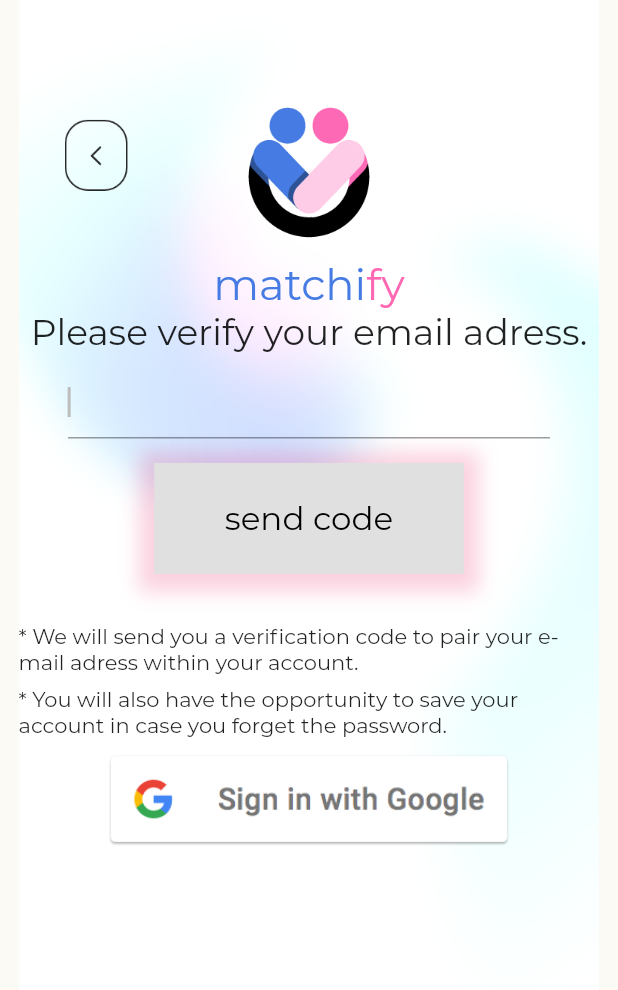
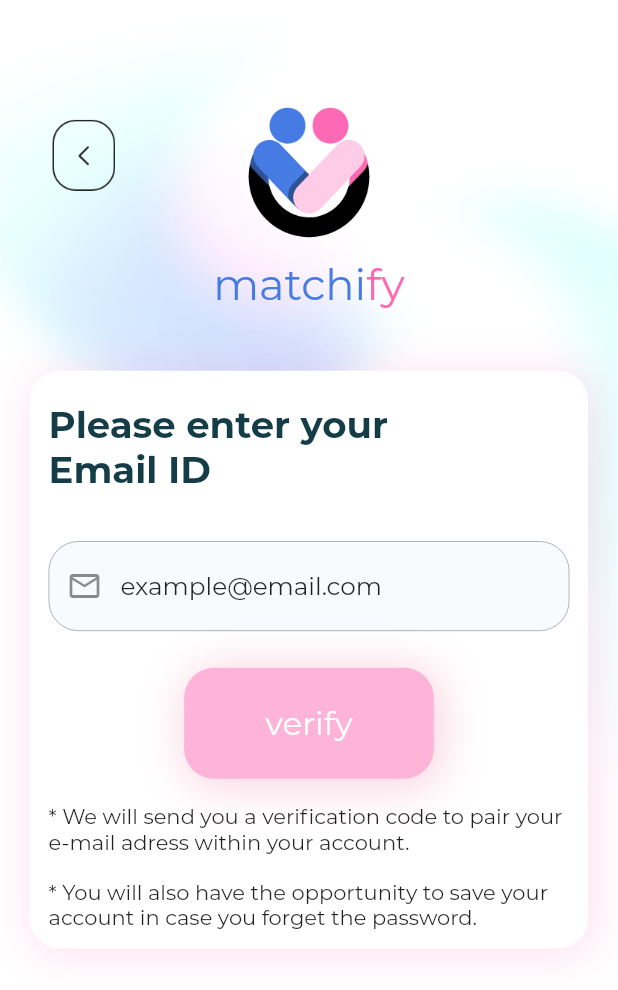
Before and after one commit to canergulay/matching_dating_app, a Flutter app: the screen it shows after launch, after a tap on "Create an account", on a phone screen of 412 x 824 dp. Shown: the top 990 px of the screen. Run offline on Flutter 3.47's test engine with Material 2 defaults, Android fonts, the phone set to English and light mode, and no system bars; drawn by our look-alikes of auto_size_text; our stand-ins replace adaptive_dialog, bloc, dio, email_validator, firebase_core, flutter_bloc and 7 more; accounts and stored records are empty; project files that could hold a hidden picture were left out.

Commit message:
UI KIT has been completely implemented to the app

```diff
--- a/lib/core/components/buttons/animated_button.dart
+++ b/lib/core/components/buttons/animated_button.dart
@@ -69,9 +69,9 @@ class _AnimatedButtonState extends State<AnimatedButton> with SingleTickerProvid
                 decoration: BoxDecoration(color: widget.buttonColor, borderRadius: BorderRadius.circular(widget.buttonRadius), boxShadow: [
                   BoxShadow(
                     color: Colors.pink.withOpacity(0.2),
-                    spreadRadius: 10,
-                    blurRadius: 10,
-                    offset: Offset(0, 3),
+                    spreadRadius: 2,
+                    blurRadius: 25,
+                    offset: Offset(3, 3),
                   )
                 ]),
                 width: double.infinity,
--- a/lib/core/structure/utils/widgets/background_widget_wlogo.dart
+++ b/lib/core/structure/utils/widgets/background_widget_wlogo.dart
@@ -1,18 +1,21 @@
 import 'package:flutter/material.dart';
 import 'package:matchangoo/core/constants/asset_paths.dart';
 import 'package:matchangoo/core/structure/utils/widgets/logo.dart';
+import 'package:matchangoo/core/structure/utils/extensions/context_extension.dart';
 
 class BackGroundContainerWithLogo extends StatelessWidget {
   final Widget child;
-  final bool backButton;
-  const BackGroundContainerWithLogo({Key? key, required this.child, this.backButton = false}) : super(key: key);
+
+  const BackGroundContainerWithLogo({
+    Key? key,
+    required this.child,
+  }) : super(key: key);
 
   @override
   Widget build(BuildContext context) {
     return Container(
-      child: Column(
-        children: [backButton ? matchifyLogoWithBackButton(context) : matchifyLogo(context), Expanded(child: child)],
-      ),
+      width: context.width,
+      child: child,
       decoration: BoxDecoration(image: DecorationImage(fit: BoxFit.fill, image: AssetImage(AssetPaths.BACKGROUND))),
     );
   }
--- a/lib/core/ui/components/headlines.dart
+++ b/lib/core/ui/components/headlines.dart
@@ -8,9 +8,9 @@ Text headLineOne(BuildContext context, String text) =>
 Text headLineTwo(BuildContext context, String text) =>
     Text(text, style: Theme.of(context).textTheme.headline2?.dynamicText(context: context, size: 10));
 
-Text headLineThree(BuildContext context, String text) => Text(text,
+Text headLineThree(BuildContext context, String text, {double size = 5}) => Text(text,
     textAlign: TextAlign.center,
-    style: Theme.of(context).textTheme.headline2?.dynamicText(context: context, size: 5).copyWith(color: Colors.black38));
+    style: Theme.of(context).textTheme.headline2?.dynamicText(context: context, size: size).copyWith(color: Colors.black38));
 
 Text headLineFour(BuildContext context, String text) =>
     Text(text, style: Theme.of(context).textTheme.headline2?.dynamicText(context: context, size: 5).copyWith(color: Colors.black38));
--- a/lib/core/ui/theme/palette.dart
+++ b/lib/core/ui/theme/palette.dart
@@ -2,9 +2,12 @@ import 'dart:ui';
 
 class Palette {
   static const buttonRed = Color(0xFFF96669);
-
   static const softPink = Color(0xFFF7DFE7);
-
   static const MPINK = Color(0xFFFF69B3);
   static const MBLUE = Color(0XFF467BE3);
+  static const SOFTWHITE = Color(0xFFFAF9FA);
+  static const BIZIMBLACK = Color(0xFF143D47);
+  static const TEXTFIELDGREY = Color(0xFFF7FBFE);
+  static const BUTTONINACTIVE = Color(0xFFFEB4D9);
+  static const BUTTONACTIVE = Color(0xFFFD69B5);
 }
--- a/lib/features/Identification/presentation/pages/identification.dart
+++ b/lib/features/Identification/presentation/pages/identification.dart
@@ -27,15 +27,13 @@ class _IdentificationState extends State<Identification> {
 
   @override
   Widget build(BuildContext context) {
-    return SafeArea(
-      child: Column(
+    return Column(
       crossAxisAlignment: CrossAxisAlignment.start,
       mainAxisAlignment: MainAxisAlignment.start,
       children: [
         animatedRowTop(context),
         identificationPageView(context),
       ],
-      ),
     );
   }
 
--- a/lib/features/authentication/login/presentation/pages/login_main.dart
+++ b/lib/features/authentication/login/presentation/pages/login_main.dart
@@ -3,6 +3,7 @@ import 'package:flutter/material.dart';
 import 'package:matchangoo/core/constants/app_constants.dart';
 import 'package:matchangoo/core/constants/asset_paths.dart';
 import 'package:matchangoo/core/structure/utils/widgets/background_widget_wlogo.dart';
+import 'package:matchangoo/core/structure/utils/widgets/logo.dart';
 import 'package:matchangoo/core/ui/components/headlines.dart';
 import 'package:matchangoo/core/ui/theme/palette.dart';
 import '../../../../../core/components/buttons/animated_button.dart';
@@ -20,6 +21,7 @@ class LoginMain extends StatelessWidget {
         child: Column(
           crossAxisAlignment: CrossAxisAlignment.center,
           children: [
+            matchifyLogo(context),
             firstSectionMethod(context),
             SizedBox().heightSpacer(context, 2),
             secondShit(context),
--- a/lib/features/authentication/register/presentation/pages/register_screen.dart
+++ b/lib/features/authentication/register/presentation/pages/register_screen.dart
@@ -1,8 +1,12 @@
 import 'package:flutter/material.dart';
 import 'package:flutter_bloc/flutter_bloc.dart';
+import 'package:matchangoo/core/structure/navigation/navigation_manager.dart';
+import 'package:matchangoo/core/structure/utils/widgets/background_widget_wlogo.dart';
+import 'package:matchangoo/core/structure/utils/widgets/logo.dart';
 import '../../../../../core/init/get_them_all/get_it_container.dart';
 import '../../../../Identification/presentation/pages/identification.dart';
 import '../bloc/register_bloc.dart';
+import 'package:matchangoo/core/structure/utils/extensions/context_extension.dart';
 import '../widgets/email_verification_code.dart';
 import '../widgets/email_verification_error.dart';
 import '../widgets/email_verification_form.dart';
@@ -17,26 +21,36 @@ class RegisterScreen extends StatelessWidget {
         BlocProvider(create: (_) => sl.get<RegisterBloc>()),
         BlocProvider(create: (_) => sl.get<RegisterBloc>().identificationCubit),
       ],
+      child: SafeArea(
         child: Scaffold(
             resizeToAvoidBottomInset: false,
-          body: Center(
+            body: SingleChildScrollView(
+              child: BackGroundContainerWithLogo(
                 child: BlocBuilder<RegisterBloc, RegisterState>(
                   builder: (context, state) {
                     if (state is RegisterInitial) {
                       // return Identification();
-                  return emailVerifyContainer(context, false);
+                      return columnSuplier(context: context, child: emailVerifyContainer(context, false));
                     } else if (state is RegisterEmailAdressTyped) {
-                  return emailVerifyContainer(context, true);
+                      return columnSuplier(context: context, child: emailVerifyContainer(context, true));
                     } else if (state is RegisterWithEmailSent) {
-                  return emailCodeVerificationCodeEnter(context);
+                      return columnSuplier(context: context, child: emailCodeVerificationCodeEnter(context));
                     } else if (state is RegisterWithEmailVerified) {
-                  return Identification();
+                      return Container(height: context.height, child: Identification());
                     } else {
-                  return emailCouldNotBeVerified(context);
+                      return columnSuplier(context: context, child: emailCouldNotBeVerified(context));
                     }
                   },
                 ),
+              ),
             )),
+      ),
     );
   }
 }
+
+Column columnSuplier({required BuildContext context, required Widget child}) {
+  return Column(
+    children: [matchifyLogoWithBackButton(context), child],
+  );
+}
--- a/lib/features/authentication/register/presentation/widgets/email_verification_form.dart
+++ b/lib/features/authentication/register/presentation/widgets/email_verification_form.dart
@@ -1,7 +1,11 @@
+import 'package:auto_size_text/auto_size_text.dart';
 import 'package:flutter/material.dart';
 import 'package:flutter_bloc/flutter_bloc.dart';
 import 'package:matchangoo/core/constants/asset_paths.dart';
 import 'package:matchangoo/core/structure/utils/widgets/background_widget_wlogo.dart';
+import 'package:matchangoo/core/ui/components/headlines.dart';
+import 'package:matchangoo/core/ui/theme/palette.dart';
+import 'package:matchangoo/features/authentication/register/presentation/widgets/white_containerwpinkshadow.dart';
 
 import '../../../../../core/structure/utils/extensions/context_extension.dart';
 import '../../../../../core/structure/utils/extensions/sizedBox_extension.dart';
@@ -9,61 +13,75 @@ import '../../../../../core/structure/utils/extensions/sizedBox_extension.dart';
 import '../bloc/register_bloc.dart';
 import 'activatable_button.dart';
 
-final String TITLE_TEXT = "Please verify your email adress.";
+final String TITLE_TEXT = "Please enter your";
+final String TITLE_TEXT2 = "Email ID";
+
 final String EXPLANATION_TEXT = "* We will send you a verification code to pair your e-mail adress within your account.";
 final String SECOND_EXPLANATION = "* You will also have the opportunity to save your account in case you forget the password.";
-
 Container emailVerifyContainer(BuildContext context, bool typed) {
-  return Container(
-    padding: EdgeInsets.symmetric(horizontal: context.widthUnit * 3, vertical: context.heightUnit * 0),
-    child: BackGroundContainerWithLogo(
-      backButton: true,
-      child: SingleChildScrollView(
-        child: Column(
-          mainAxisAlignment: MainAxisAlignment.start,
+  return whiteContainerWPinkShadow(
+    context,
+    Column(
+      crossAxisAlignment: CrossAxisAlignment.start,
       children: [
-            Text(
-              TITLE_TEXT,
-              style: Theme.of(context).textTheme.headline5,
-            ),
+        SizedBox().heightSpacer(context, 1),
+        titleOne(context),
+        titleTwo(context),
         textFieldContainer(context),
+        SizedBox().heightSpacer(context, 2),
         getAnimatedButton(typed, context, () {
           context.read<RegisterBloc>().add(EmailVerifyWaiting());
         }),
-            SizedBox().heightSpacer(context, 3),
+        SizedBox().heightSpacer(context, 1),
         Text(EXPLANATION_TEXT),
-            SizedBox().heightSpacer(context, 1),
+        SizedBox().heightSpacer(context, 2),
         Text(SECOND_EXPLANATION),
-            SizedBox().heightSpacer(context, 1),
-            GestureDetector(
-              onTap: () async {
-                await context.read<RegisterBloc>().googleSignInRepo.login();
-              },
-              child: Image.asset(
-                AssetPaths.GOOGLE_SIGN_IN,
-                scale: 1.4,
-              ),
-            ),
       ],
     ),
-      ),
-    ),
+  );
+}
+
+AutoSizeText titleTwo(BuildContext context) {
+  return AutoSizeText(
+    TITLE_TEXT2,
+    style: Theme.of(context).textTheme.headline4?.copyWith(fontSize: context.widthUnit * 6, color: Palette.BIZIMBLACK, fontWeight: FontWeight.bold),
+  );
+}
+
+AutoSizeText titleOne(BuildContext context) {
+  return AutoSizeText(
+    TITLE_TEXT,
+    style: Theme.of(context).textTheme.headline4?.copyWith(fontSize: context.widthUnit * 6, color: Palette.BIZIMBLACK, fontWeight: FontWeight.bold),
   );
 }
 
 Container textFieldContainer(BuildContext context) {
   return Container(
-    padding: EdgeInsets.symmetric(horizontal: context.widthUnit * 8, vertical: context.heightUnit),
+    decoration: BoxDecoration(
+      borderRadius: BorderRadius.circular(20),
+      color: Palette.TEXTFIELDGREY,
+    ),
+    margin: EdgeInsets.only(top: context.heightUnit * 4),
     child: TextField(
+        style:
+            Theme.of(context).textTheme.bodyText1?.copyWith(fontSize: context.widthUnit * 4, color: Palette.BIZIMBLACK, fontWeight: FontWeight.w500),
         onChanged: (text) => context.read<RegisterBloc>().add(EmailAdressTyped(emailAdressChanged: text)),
-        autofocus: true,
         keyboardType: TextInputType.emailAddress,
         decoration: InputDecoration(
-          enabledBorder: UnderlineInputBorder(
-            borderSide: BorderSide(color: Colors.black38),
+          hintStyle: Theme.of(context).textTheme.bodyText2?.copyWith(fontSize: context.widthUnit * 3.99999),
+          hintText: 'example@email.com',
+          alignLabelWithHint: false,
+          prefixIcon: Icon(
+            Icons.mail_outline_outlined,
+            color: Colors.black45,
           ),
-          focusedBorder: UnderlineInputBorder(
-            borderSide: BorderSide(color: Colors.black38),
+          enabledBorder: OutlineInputBorder(
+            borderRadius: BorderRadius.circular(20),
+            borderSide: BorderSide(color: Colors.black38, width: 0.5),
+          ),
+          focusedBorder: OutlineInputBorder(
+            borderRadius: BorderRadius.circular(20),
+            borderSide: BorderSide(color: Colors.black38, width: 0.5),
           ),
         )),
   );
--- /dev/null
+++ b/lib/features/authentication/register/presentation/widgets/white_containerwpinkshadow.dart
@@ -0,0 +1,22 @@
+import 'package:flutter/material.dart';
+import 'package:matchangoo/core/structure/utils/extensions/context_extension.dart';
+import 'package:matchangoo/core/ui/theme/palette.dart';
+
+Container whiteContainerWPinkShadow(BuildContext context, Widget child) {
+  return Container(
+      padding: EdgeInsets.all(context.widthUnit * 3),
+      decoration: BoxDecoration(
+        borderRadius: BorderRadius.circular(20),
+        boxShadow: [
+          BoxShadow(
+            color: Palette.MPINK.withOpacity(0.2),
+            spreadRadius: 2,
+            blurRadius: 25,
+            offset: Offset(3, 3),
+          )
+        ],
+        color: Colors.white,
+      ),
+      margin: EdgeInsets.symmetric(vertical: 40, horizontal: 20),
+      child: child);
+}
--- a/pubspec.yaml
+++ b/pubspec.yaml
@@ -32,7 +32,7 @@ dependencies:
   equatable: ^2.0.3
   firebase_auth: ^3.0.1
   firebase_core: ^1.4.0
-  auto_size_text: ^2.1.0
+  auto_size_text: ^3.0.0-nullsafety.0
   adaptive_dialog: ^1.1.0
   sms_autofill: ^2.0.1
   get_it: ^7.2.0
@@ -87,6 +87,10 @@ flutter:
           style: italic
         - asset: assets/fonts/montserrat/Montserrat-Thin.ttf
           weight: 200
+        - asset: assets/fonts/montserrat/Montserrat-Medium.ttf
+          weight: 300
+        - asset: assets/fonts/montserrat/Montserrat-SemiBold.ttf
+          weight: 400
 
 
   uses-material-design: true
```
Also changed, not shown: lib/core/structure/utils/widgets/background_widget.dart (deleted, +0 -7 lines), lib/features/authentication/register/presentation/widgets/activatable_button.dart (+9 -6 lines), lib/features/authentication/register/presentation/widgets/email_verification_code.dart (+33 -2 lines), pubspec.lock. Lines whose indentation alone changed are shown as unchanged.
